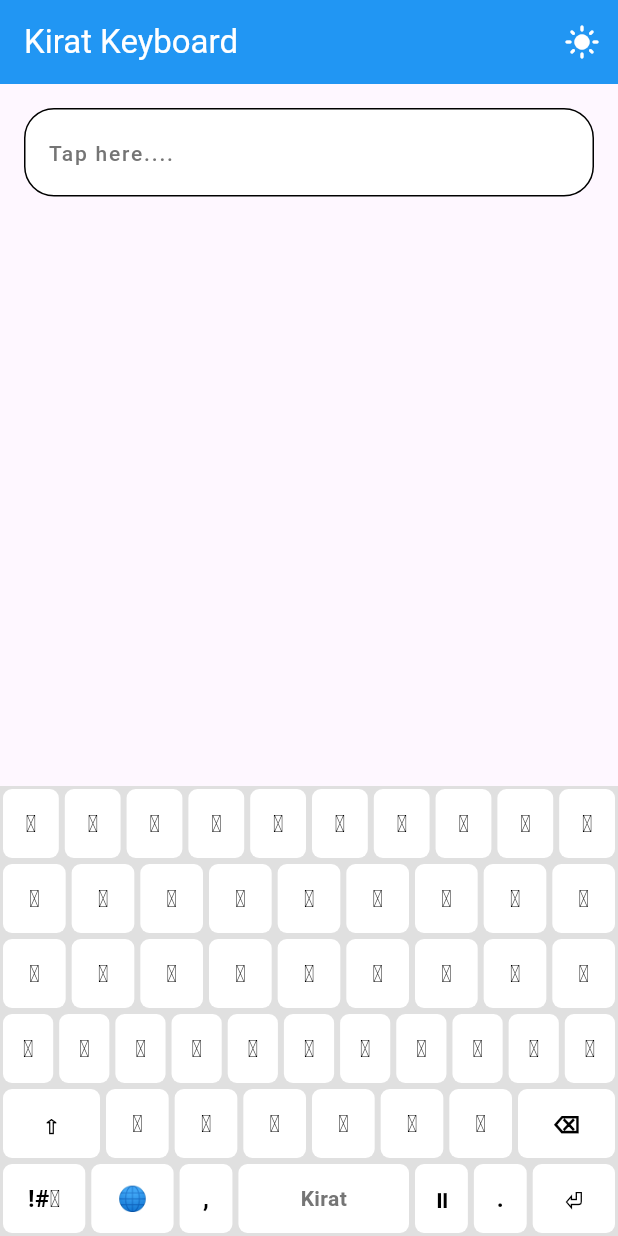
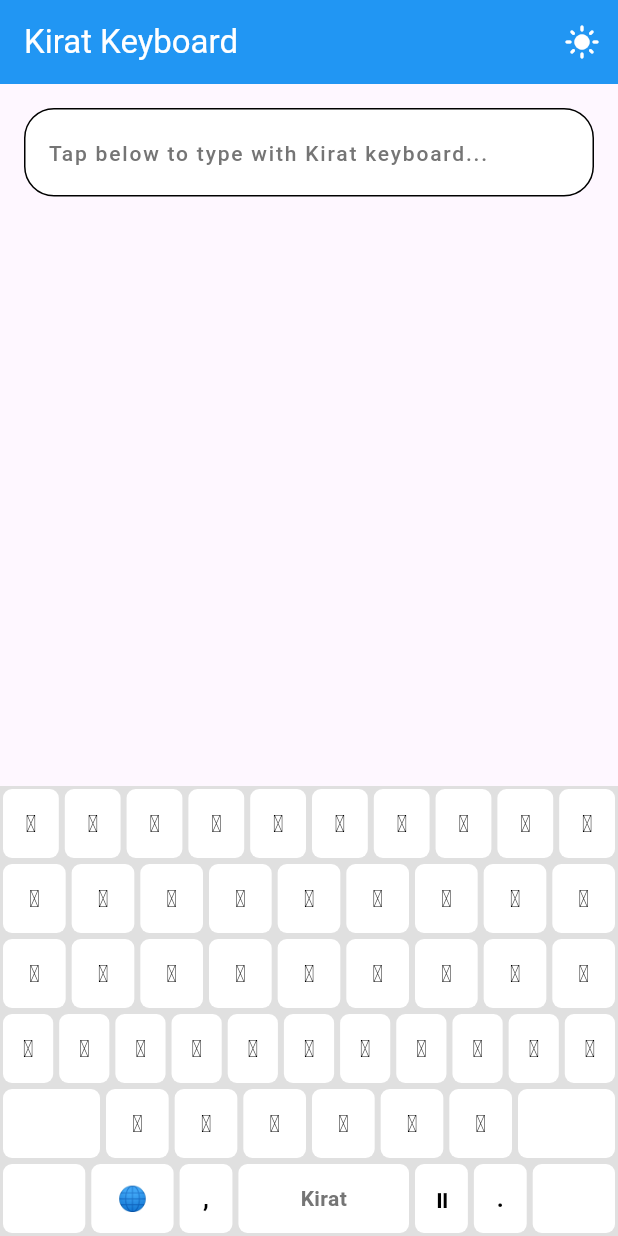
Before and after one commit to mrdeephang/Kirat-Script, a Flutter app: the screen it shows after launch, on a phone screen of 412 x 824 dp. Run offline on Flutter 3.47's test engine with Material 3 defaults, Android fonts, the phone set to English and light mode, and no system bars; our stand-ins replace shared_preferences.

Commit message:
fix: fixed typing speed and deletion speed

```diff
--- a/lib/providers/keyboard_provider.dart
+++ b/lib/providers/keyboard_provider.dart
@@ -52,7 +52,7 @@ class KeyboardProvider with ChangeNotifier {
     notifyListeners();
 
     // Start continuous deletion after initial press
-    _backspaceTimer = Timer.periodic(Duration(milliseconds: 100), (timer) {
+    _backspaceTimer = Timer.periodic(Duration(milliseconds: 150), (timer) {
       if (_isBackspacePressed) {
         // Notify to delete one character
         notifyListeners();
--- a/lib/screens/keyboard_screen.dart
+++ b/lib/screens/keyboard_screen.dart
@@ -142,10 +142,10 @@ class _KeyboardScreenState extends State<KeyboardScreen> {
                   ),
                   controller: _textController,
                   focusNode: _focusNode,
-                  readOnly: true, // Prevent system keyboard from opening
+                  readOnly: true,
                   showCursor: true,
                   decoration: InputDecoration(
-                    hintText: 'Tap here....',
+                    hintText: 'Tap below to type with Kirat keyboard...',
                     hintStyle: TextStyle(
                       fontSize: 14,
                       color: themeProvider.isDarkMode
--- a/lib/widgets/keyboard_key.dart
+++ b/lib/widgets/keyboard_key.dart
@@ -24,18 +24,22 @@ class KeyboardKey extends StatelessWidget {
       builder: (context, provider, child) {
         final displayText = provider.getKeyText(keyData);
 
-        Color? keyColor = themeProvider.isDarkMode
-            ? Colors.grey[900]
-            : Colors.white;
-        Color textColor = themeProvider.isDarkMode
-            ? Colors.white
-            : Colors.black;
+        // Pre-calculate colors to avoid repeated calculations
+        final bool isDarkMode = themeProvider.isDarkMode;
+        final bool isShiftEnabled = provider.isShiftEnabled;
+        final bool isBackspacePressed = provider.isBackspacePressed;
+
+        Color keyColor = isDarkMode ? Colors.grey[700]! : Colors.white;
+        Color textColor = isDarkMode ? Colors.white : Colors.black;
 
         if (keyData.isSpecial) {
-          if (keyData.primaryChar == '⇧' && provider.isShiftEnabled) {
+          textColor = Colors.white;
+
+          if (keyData.primaryChar == '⇧' && isShiftEnabled) {
             keyColor = Colors.blue[700]!;
           }
-          if (keyData.primaryChar == '⌫' && provider.isBackspacePressed) {
+
+          if (keyData.primaryChar == '⌫' && isBackspacePressed) {
             keyColor = Colors.red[700]!;
           }
         }
@@ -48,15 +52,6 @@ class KeyboardKey extends StatelessWidget {
             child: InkWell(
               onTap: () => onTap(displayText),
               onLongPress: keyData.primaryChar == '⌫' ? onLongPress : null,
-              onTapDown: keyData.primaryChar == '⌫'
-                  ? (_) => provider.startBackspace()
-                  : null,
-              onTapUp: keyData.primaryChar == '⌫'
-                  ? (_) => provider.stopBackspace()
-                  : null,
-              onTapCancel: keyData.primaryChar == '⌫'
-                  ? () => provider.stopBackspace()
-                  : null,
               borderRadius: BorderRadius.circular(6),
               child: Center(
                 child: Text(
--- a/lib/widgets/kirat_keyboard.dart
+++ b/lib/widgets/kirat_keyboard.dart
@@ -1,5 +1,6 @@
 import 'package:flutter/material.dart';
 import 'package:kirat_script/easyconst/colors.dart';
+import 'package:kirat_script/models/kirat_layout.dart';
 import 'package:kirat_script/widgets/keyboard_key.dart';
 import 'package:kirat_script/widgets/spacebar.dart';
 import 'package:provider/provider.dart';
@@ -22,6 +23,7 @@ class KiratKeyboard extends StatelessWidget {
 
     return Consumer<KeyboardProvider>(
       builder: (context, keyboardProvider, child) {
+        // Only rebuild when absolutely necessary
         if (keyboardProvider.isBackspacePressed) {
           WidgetsBinding.instance.addPostFrameCallback((_) {
             onKeyPressed('⌫');
@@ -37,21 +39,43 @@ class KiratKeyboard extends StatelessWidget {
           child: Column(
             children: [
               for (int i = 0; i < currentKeys.length; i++)
-                Expanded(
+                _buildKeyboardRow(
+                  i,
+                  currentKeys[i],
+                  lastRowIndex,
+                  keyboardProvider,
+                ),
+            ],
+          ),
+        );
+      },
+    );
+  }
+
+  Widget _buildKeyboardRow(
+    int rowIndex,
+    List<KiratKey> rowKeys,
+    int lastRowIndex,
+    KeyboardProvider keyboardProvider,
+  ) {
+    return Expanded(
       child: Row(
         children: [
-                      for (final key in currentKeys[i])
+          for (final key in rowKeys)
             Expanded(
               flex: (key.width * 10).toInt(),
-                          child: i == lastRowIndex && key.primaryChar == ' '
+              child: rowIndex == lastRowIndex && key.primaryChar == ' '
                   ? SpaceBarWithLanguage(
-                                  key: Key(
+                      key: ValueKey(
                         'spacebar_${keyboardProvider.currentLanguage}_${keyboardProvider.isSymbolsMode}',
                       ),
                       keyData: key,
                       onTap: onKeyPressed,
                     )
                   : KeyboardKey(
+                      key: ValueKey(
+                        'key_${key.primaryChar}_${keyboardProvider.currentLanguage}_${keyboardProvider.isSymbolsMode}',
+                      ),
                       keyData: key,
                       onTap: (text) {
                         if (!key.isSpecial ||
@@ -69,11 +93,6 @@ class KiratKeyboard extends StatelessWidget {
             ),
         ],
       ),
-                ),
-            ],
-          ),
-        );
-      },
     );
   }
 }
```
Lines whose indentation alone changed are shown as unchanged.
